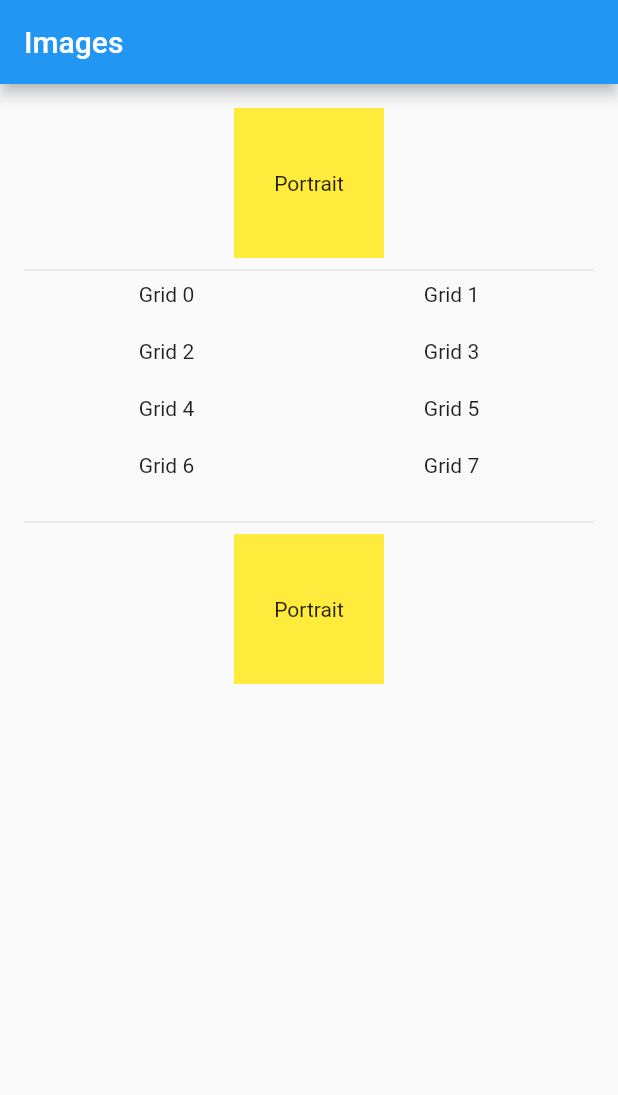
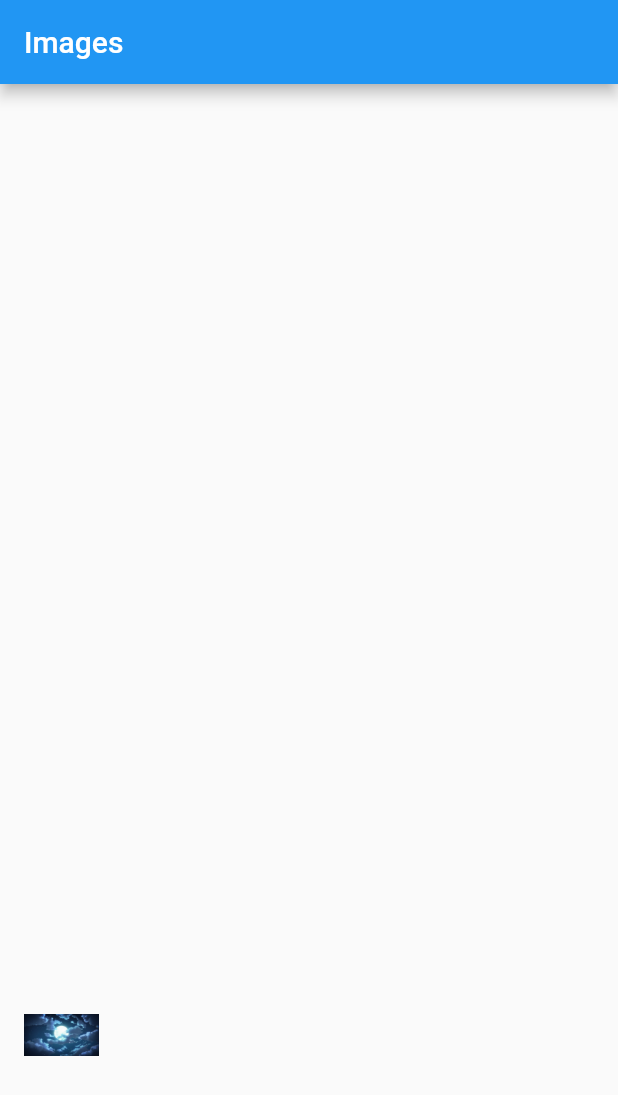
Before and after one commit to akashi4/flutter_application, a Flutter app: the screen it shows after launch, on a phone screen of 412 x 824 dp. Shown: the top 1095 px of the screen. Run offline on Flutter 3.47's test engine with Material 2 defaults, Android fonts, the phone set to English and light mode, and no system bars.

Commit message:
'animations'

```diff
--- a/lib/pages/home.dart
+++ b/lib/pages/home.dart
@@ -1,6 +1,9 @@
-import 'package:flutter/cupertino.dart';
 import 'package:flutter/material.dart';
-
+import 'package:flutterapplication/widgets/animated_container.dart';
+import 'package:flutterapplication/widgets/animated_cross_fade.dart';
+import 'package:flutterapplication/widgets/animated_opacity.dart';
+import 'package:flutterapplication/widgets/animated_images.dart';
+import 'package:flutterapplication/widgets/animated_image.dart';
 class Home extends StatefulWidget {
   @override
   _HomeState createState() => _HomeState();
@@ -15,92 +18,17 @@ class _HomeState extends State<Home> {
       ),
       body: SafeArea(
           child: SingleChildScrollView(
-              child: Padding(
-                  padding: EdgeInsets.all(16.0),
-                  child: Column(
-                    children: <Widget>[
-                      const OrientationLayoutIconsWidget(),
-                      Divider(),
-                      const GridViewWidget(),
-                      Divider(),
-                      const OrientationBuilderWidget(),
-                    ]
-                  )
-              )
+            physics: NeverScrollableScrollPhysics(),
+            child: Padding(
+              padding: EdgeInsets.all(16.0),
+              child: Column(
+                children: [
+                  AnimatedMoonWidget()
+                ],
+              ),
+            ),
           )
       ),
     );
   }
 }
-
-class OrientationLayoutIconsWidget extends StatelessWidget {
-  const OrientationLayoutIconsWidget({Key key}) : super(key: key);
-
-  @override
-  Widget build(BuildContext context) {
-    Orientation _orientation = MediaQuery.of(context).orientation;
-    return _orientation == Orientation.portrait
-        ? Container(
-      alignment: Alignment.center,
-      color: Colors.yellow,
-      width: 100.0,
-      height: 100.0,
-      child: Text('Portrait'),
-    ) : Container(
-      alignment: Alignment.center,
-      color: Colors.lightGreen,
-      height: 100.0,
-      width: 200.0,
-      child: Text('Landscape'),
-    ) ;
-  }
-}
-
-class GridViewWidget extends StatelessWidget{
-  const GridViewWidget({Key key}) : super(key: key);
-
-  Widget build(BuildContext context) {
-    Orientation _orientation = MediaQuery.of(context).orientation;
-
-    return GridView.count(
-      crossAxisCount: _orientation == Orientation.portrait ? 2 : 4,
-      shrinkWrap: true,
-      physics: NeverScrollableScrollPhysics(),
-      childAspectRatio: 5.0,
-      children: List.generate(8, (int index) {
-        return Text(
-          "Grid $index",
-          textAlign: TextAlign.center,
-        );
-      }),
-    );
-  }
-}
-
-class OrientationBuilderWidget extends StatelessWidget{
-  const OrientationBuilderWidget({Key key}) : super(key: key);
-
-@override
-  Widget build(BuildContext context) {
-    return OrientationBuilder(
-      builder: (BuildContext context, Orientation orientation){
-        return orientation == Orientation.portrait ?
-            Container(
-              alignment: Alignment.center,
-              color: Colors.yellow,
-              height: 100.0,
-              width: 100.0,
-              child: Text('Portrait'),
-            )
-            : Container(
-              alignment: Alignment.center,
-              color: Colors.lightGreen,
-              height: 100.0,
-              width: 200.0,
-              child: Text('LandScape'),
-            );
-      },
-    );
-
-  }
-}
--- /dev/null
+++ b/lib/widgets/animated_image.dart
@@ -0,0 +1,68 @@
+import 'package:flutter/material.dart';
+
+class AnimatedMoonWidget extends StatefulWidget {
+  @override
+  _AnimatedMoonWidgetState createState() => _AnimatedMoonWidgetState();
+}
+
+class _AnimatedMoonWidgetState extends State<AnimatedMoonWidget>
+with SingleTickerProviderStateMixin{
+
+  AnimationController _controller;
+  Animation<double> _animationFloatUp;
+  Animation<double> _animationGrowSize;
+
+  @override
+  void dispose(){
+    _controller.dispose();
+    super.dispose();
+  }
+
+  @override
+  void initState(){
+    _controller = AnimationController(duration: Duration(seconds: 4), vsync: this);
+    super.initState();
+  }
+
+  @override
+  Widget build(BuildContext context) {
+
+    double _moonHeight = MediaQuery.of(context).size.height / 2;
+    double _moonWidth = MediaQuery.of(context).size.width / 3;
+    double _moonBottomLocation = MediaQuery.of(context).size.height -  _moonHeight;
+
+    _animationFloatUp = Tween(begin: _moonBottomLocation, end: 0.0).animate(
+        CurvedAnimation(
+          parent: _controller,
+          curve: Interval(0.0, 1.0, curve: Curves.fastOutSlowIn),
+      ),
+    );
+     _animationGrowSize = Tween(begin: 50.0, end: _moonWidth).animate(
+        CurvedAnimation(
+          parent: _controller,
+          curve: Interval(0.0, 0.5, curve: Curves.elasticInOut),
+        )
+    );
+
+    return AnimatedBuilder(
+      animation: _animationFloatUp,
+      builder: (context, child){
+        return Container(
+          child: child,
+          margin: EdgeInsets.only(top: _animationFloatUp.value,),
+          width: _animationGrowSize.value,
+        );
+      },
+      child: GestureDetector(
+        onTap: (){if (_controller.isCompleted) {
+          _controller.reverse();
+    }else{
+          _controller.forward();
+        }
+        },
+        child: Image.asset('assets/images/moon.png',height: _moonHeight,width: _moonWidth,),
+
+      ),
+    );
+  }
+}
```
Also changed, not shown: lib/widgets/animated_container.dart (added, +49 -0 lines), lib/widgets/animated_cross_fade.dart (added, +51 -0 lines), lib/widgets/animated_images.dart (added, +65 -0 lines), lib/widgets/animated_opacity.dart (added, +38 -0 lines), assets/images/moon.png (added).
